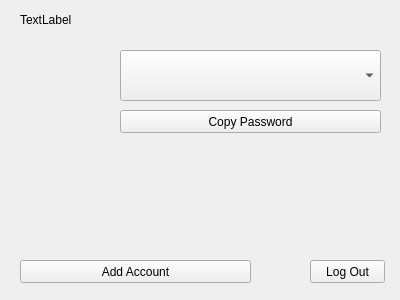
The window that GUI/loginsuccessful.ui (jts5374/passMan) describes before a commit, drawn with Qt 5.
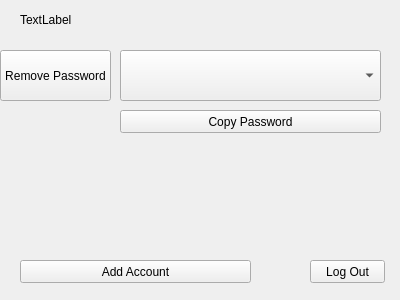
The same window after the commit.

Commit message: added remove password button and function for accountpasswords

Patch:
```diff
--- a/GUI/loginsuccessful.ui
+++ b/GUI/loginsuccessful.ui
@@ -75,6 +75,19 @@
     <string>Add Account</string>
    </property>
   </widget>
+  <widget class="QPushButton" name="removepasswordbutton">
+   <property name="geometry">
+    <rect>
+     <x>0</x>
+     <y>50</y>
+     <width>111</width>
+     <height>51</height>
+    </rect>
+   </property>
+   <property name="text">
+    <string>Remove Password</string>
+   </property>
+  </widget>
  </widget>
  <resources/>
  <connections/>
```
The commit also changes 2 other files.
